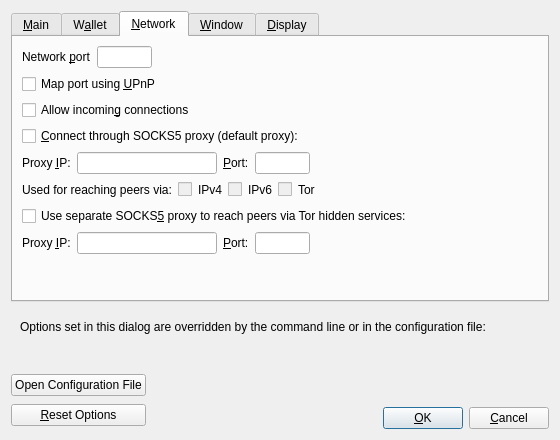
malandro0/bitcoin, file src/qt/forms/optionsdialog.ui: the form before one commit.
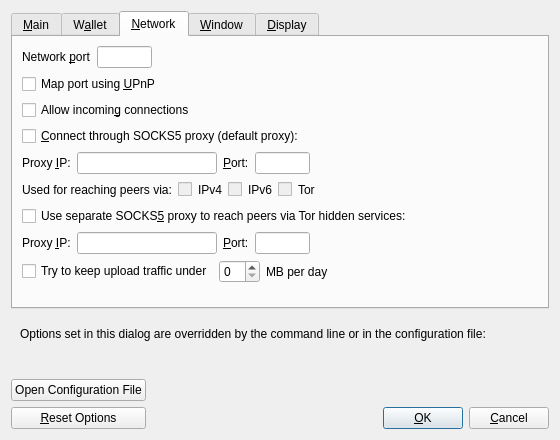
The form after the commit. The open tabs and pages were chosen to show the change. Custom widgets are drawn as their Qt base class.

Commit message: Qt/Options: Expose maxuploadtarget in GUI using rwconf

What changed in the file:
```diff
--- a/src/qt/forms/optionsdialog.ui
+++ b/src/qt/forms/optionsdialog.ui
@@ -596,6 +596,46 @@
          </item>
         </layout>
        </item>
+       <item>
+        <layout class="QHBoxLayout" name="horizontalLayout_maxuploadtarget">
+         <item>
+          <widget class="QCheckBox" name="maxuploadtargetCheckbox">
+           <property name="text">
+            <string>Try to keep upload traffic under</string>
+           </property>
+          </widget>
+         </item>
+         <item>
+          <widget class="QSpinBox" name="maxuploadtarget"/>
+         </item>
+         <item>
+          <widget class="QLabel" name="maxuploadtargetUnitLabel">
+           <property name="text">
+            <string>MB per day</string>
+           </property>
+           <property name="textFormat">
+            <enum>Qt::PlainText</enum>
+           </property>
+           <property name="buddy">
+            <cstring>maxuploadtargetCheckbox</cstring>
+           </property>
+          </widget>
+         </item>
+         <item>
+          <spacer name="horizontalSpacer_maxuploadtarget">
+           <property name="orientation">
+            <enum>Qt::Horizontal</enum>
+           </property>
+           <property name="sizeHint" stdset="0">
+            <size>
+             <width>40</width>
+             <height>20</height>
+            </size>
+           </property>
+          </spacer>
+         </item>
+        </layout>
+       </item>
        <item>
         <spacer name="verticalSpacer_Network">
          <property name="orientation">
```
The commit also changes 3 other files.
